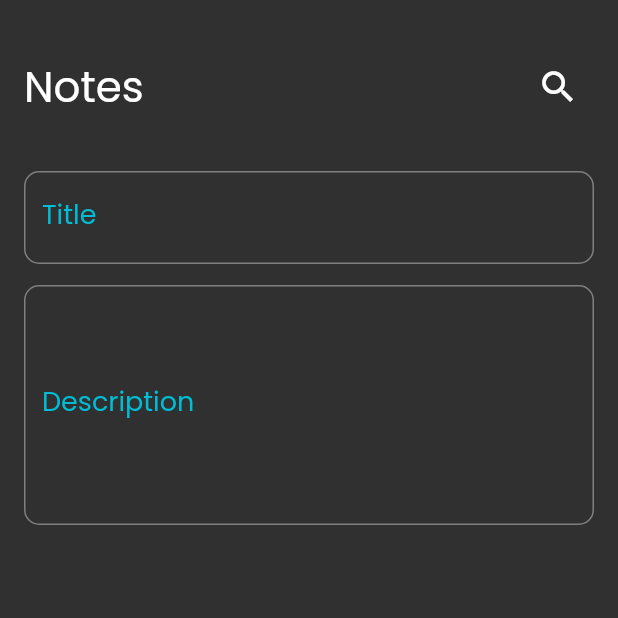
After one commit to youssefhedefa/Note-App, a Flutter app: the screen it shows after launch, after a tap on "First note", on a phone screen of 412 x 824 dp, the top half of it. The commit adds this screen. Run offline on Flutter 3.47's test engine with Material 2 defaults, Android fonts, the phone set to English and light mode, and no system bars.

Commit message:
Create edit note view and link it to its note

```diff
--- /dev/null
+++ b/lib/views/edit_note_view.dart
@@ -0,0 +1,37 @@
+import 'package:flutter/material.dart';
+import 'package:note_app/views/widget/custom_app_bar.dart';
+import 'package:note_app/views/widget/custom_text_field.dart';
+
+class EditNoteView extends StatelessWidget {
+  const EditNoteView({Key? key}) : super(key: key);
+
+  @override
+  Widget build(BuildContext context) {
+    return Scaffold(
+      body: Column(
+        children: const [
+          CustomAppBar(),
+          Padding(
+            padding: EdgeInsets.only(
+              top: 32,
+              bottom: 14,
+              left: 16,
+              right: 16,
+            ),
+            child: CustomTextField(label: 'Title'),
+          ),
+          SizedBox(
+            height: 160,
+            child: Padding(
+              padding: EdgeInsets.symmetric(horizontal: 16),
+              child: CustomTextField(
+                label: 'Description',
+                expand: true,
+              ),
+            ),
+          ),
+        ],
+      ),
+    );
+  }
+}
--- a/lib/views/widget/note_list_view.dart
+++ b/lib/views/widget/note_list_view.dart
@@ -1,4 +1,5 @@
 import 'package:flutter/material.dart';
+import 'package:note_app/views/edit_note_view.dart';
 
 import 'custom_note_item.dart';
 
@@ -16,7 +17,15 @@ class NoteList extends StatelessWidget {
           physics: const BouncingScrollPhysics(),
           itemBuilder: (context, index) =>  Padding(
             padding: const EdgeInsets.symmetric(vertical: 4),
-            child: NoteItem(color: pickColor[index%4],),
+            child: GestureDetector(
+              onTap: ()
+              {
+                Navigator.push(context, MaterialPageRoute(builder: (context) {
+                  return const EditNoteView();
+                }));
+              },
+                child: NoteItem(color: pickColor[index%4],)
+            ),
           ),
           itemCount: 20,
         ),
```
